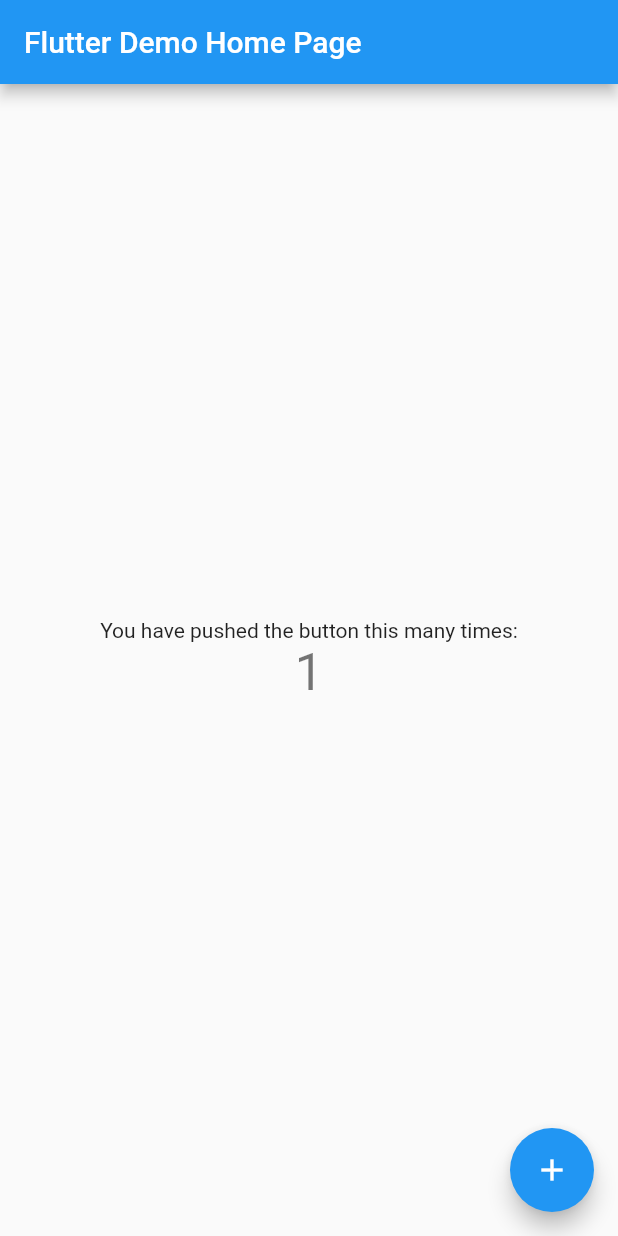
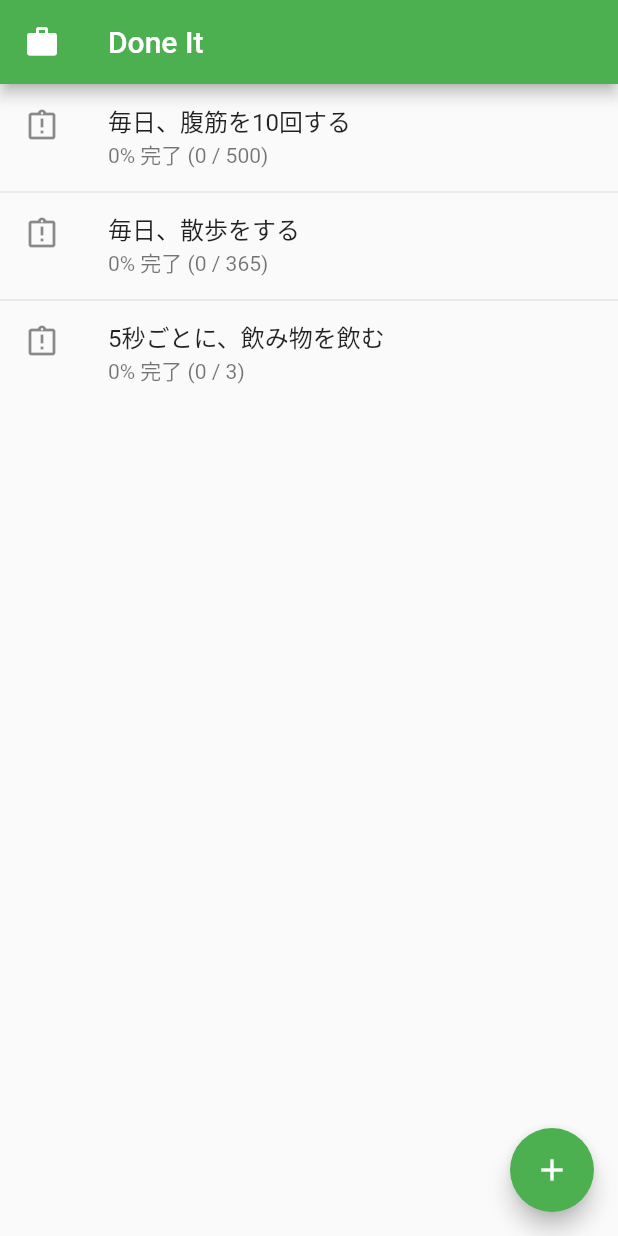
Before and after one commit to r0xyz/doneit, a Flutter app: the screen it shows after launch, after a tap on the "add" icon, on a phone screen of 412 x 824 dp. Run offline on Flutter 3.47's test engine with Material 2 defaults, Android fonts, the phone set to English and light mode, and no system bars; drawn by our look-alikes of flutter_slidable; statements that could not run were skipped.

Commit message:
first commit

```diff
--- /dev/null
+++ b/lib/app.dart
@@ -0,0 +1,139 @@
+import 'dart:async';
+
+import 'package:flutter/material.dart';
+import 'package:flutter_slidable/flutter_slidable.dart';
+
+import 'package:doneit/task.dart';
+
+// TODO: ツイッター連携
+// TODO: パーセントで後ろの色を変える
+
+class App extends StatelessWidget {
+  final _title = "Done It";
+
+  @override
+  Widget build(BuildContext context) {
+    return MaterialApp(
+      title: _title,
+      theme: ThemeData(
+        primarySwatch: Colors.green,
+      ),
+      home: TaskListWidget(
+        title: _title,
+      ),
+    );
+  }
+}
+
+class TaskListWidget extends StatefulWidget {
+  TaskListWidget({Key key, this.title}) : super(key: key);
+
+  final String title;
+
+  @override
+  _TaskListWidget createState() => _TaskListWidget();
+}
+
+class _TaskListWidget extends State<TaskListWidget> {
+  var _tasks = [
+    Task(
+      title: "腹筋を10回する",
+      period: Duration(days: 1),
+      volume: 500,
+    ),
+    Task(
+      title: "散歩をする",
+      period: Duration(days: 1),
+      volume: 365,
+    ),
+    Task(
+      title: "飲み物を飲む",
+      period: Duration(seconds: 5),
+      volume: 3,
+    ),
+  ];
+  Timer _timer;
+
+  @override
+  void initState() {
+    super.initState();
+
+    _timer = Timer.periodic(Duration(seconds: 10), (timer) {
+      _tasks.forEach((task) {
+        setState(() {
+          task.dateFor(DateTime.now()).update();
+        });
+      });
+    });
+  }
+
+  @override
+  Widget build(BuildContext context) {
+    return Scaffold(
+      // 上部のバー
+      appBar: AppBar(
+        leading: Icon(Icons.work),
+        title: Text(widget.title),
+      ),
+      // 一覧表示
+      body: ListView.separated(
+        itemBuilder: (context, index) {
+          final task = _tasks.elementAt(index);
+          final taskIndex = task.dateFor(DateTime.now());
+
+          // デバッグ用
+          print("${task.title} => ${task.doneList}");
+
+          // アイコン
+          final icon = Icon(
+            task.isComplete()
+                ? Icons.check
+                : (taskIndex.isDone()
+                    ? Icons.assignment_turned_in
+                    : Icons.assignment_late_outlined),
+          );
+
+          return Slidable(
+            child: ListTile(
+              enabled: taskIndex.canDone(),
+              leading: icon,
+              title: Text("${task.every()}、${task.title}"),
+              subtitle: Text(
+                  "${task.percent()}% 完了 (${task.doneList.length} / ${task.volume})"),
+              onTap: () {
+                setState(() => taskIndex.done());
+              },
+            ),
+            actionPane: SlidableDrawerActionPane(),
+            actionExtentRatio: 0.25,
+            secondaryActions: [
+              // 削除ボタン
+              IconSlideAction(
+                caption: '削除',
+                color: Colors.red,
+                icon: Icons.delete,
+                onTap: () {
+                  setState(() {
+                    _tasks.removeAt(index);
+                  });
+                },
+              ),
+            ],
+          );
+        },
+        separatorBuilder: (context, index) {
+          return Divider(
+            height: 0,
+          );
+        },
+        itemCount: _tasks.length,
+      ),
+      // TODO: 追加ボタン
+      floatingActionButton: FloatingActionButton(
+        onPressed: () {},
+        tooltip: 'タスクを追加',
+        child: Icon(Icons.add),
+      ),
+    );
+  }
+}
--- a/lib/main.dart
+++ b/lib/main.dart
@@ -1,7 +1,9 @@
 import 'package:flutter/material.dart';
 
+import "package:doneit/app.dart";
+
 void main() {
-  runApp(MyApp());
+  runApp(App());
 }
 
 class MyApp extends StatelessWidget {
--- /dev/null
+++ b/lib/task.dart
@@ -0,0 +1,83 @@
+import 'dart:math';
+
+extension on Duration {
+  String _momentEvery() {
+    if (inSeconds < 60) {
+      return "$inSeconds秒ごとに";
+    } else if (inMinutes < 60) {
+      return "$inMinutes分ごとに";
+    } else if (inHours < 24) {
+      return "$inHours時間ごとに";
+    } else {
+      return inDays == 1 ? "毎日" : "$inDays日ごとに";
+    }
+  }
+}
+
+class TaskIndex {
+  final int volume;
+  final List<bool> doneList;
+  final int index;
+
+  const TaskIndex({this.volume, this.doneList, this.index});
+
+  // 完了できなかったもの
+  void _fill() {
+    final size = min(volume, index) - doneList.length;
+    if (size > 0) {
+      final skip = List<bool>(size);
+      skip.fillRange(0, size, false);
+      doneList.addAll(skip);
+    }
+  }
+
+  // 完了できるか
+  bool canDone() {
+    return index >= doneList.length && index < volume;
+  }
+
+  // 完了する
+  void done() {
+    _fill();
+    if (canDone()) {
+      doneList.add(true);
+    }
+  }
+
+  // 更新用
+  void update() => _fill();
+
+  // 完了しているかどうか
+  bool isDone() {
+    return doneList.asMap().containsKey(index) && doneList.elementAt(index);
+  }
+}
+
+class Task {
+  // 作成日時
+  var createdAt = DateTime.now();
+  // やること
+  final String title;
+  // やる頻度
+  final Duration period;
+  // やる回数
+  final int volume;
+  // 完了済み
+  var doneList = <bool>[];
+
+  Task({this.title, this.period, this.volume});
+
+  // 読みやすい頻度
+  String every() => period._momentEvery();
+  // 進捗
+  int percent() => (doneList.length / volume * 100).toInt();
+  // 達成したかどうか
+  bool isComplete() => doneList.length == volume;
+
+  // インデックス
+  TaskIndex dateFor(DateTime date) {
+    final diff = date.difference(createdAt);
+    final index = diff.inMicroseconds ~/ period.inMicroseconds;
+    return TaskIndex(volume: volume, doneList: doneList, index: index);
+  }
+}
--- a/pubspec.yaml
+++ b/pubspec.yaml
@@ -28,6 +28,8 @@ dependencies:
   # The following adds the Cupertino Icons font to your application.
   # Use with the CupertinoIcons class for iOS style icons.
   cupertino_icons: ^1.0.0
+
+  flutter_slidable: ^0.5.7
 
 dev_dependencies:
   flutter_test:
```
Also changed, not shown: pubspec.lock, 1 other file.
